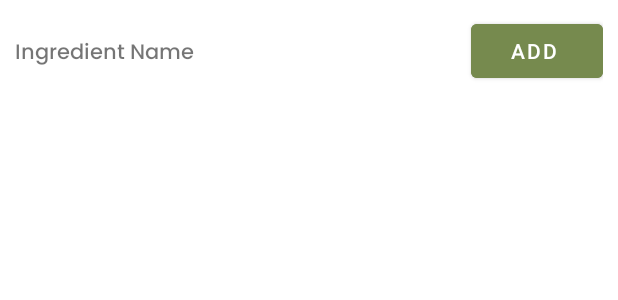
After one commit to pjagbuya/Fridge_MOBICOM, an Android app built with Jetpack Compose: the layout item_add_recipe_ingredient.xml on its own in the app's theme, with its tools: preview values and no code run, on a phone screen of 412 x 824 dp. The commit adds this screen. Shown: the top 300 px of the screen. Run offline under Robolectric (Android 15) with nearby library versions, the phone set to English and light mode, and no system bars; Roboto replaces fonts that are not available here.

Commit message:
working search ingredient in recipe form

```diff
--- a/app/src/main/java/com/mobdeve/agbuya/hallar/hong/fridge/Room/IngredientDao.kt
+++ b/app/src/main/java/com/mobdeve/agbuya/hallar/hong/fridge/Room/IngredientDao.kt
@@ -20,8 +20,10 @@ interface IngredientDao {
 
     @Query("SELECT * FROM IngredientEntity WHERE attachedContainerId = :containerId")
     suspend fun getIngredientsByContainer(containerId: Int): List<IngredientEntity>
+
     @Query("SELECT * FROM IngredientEntity")
     suspend fun getAllIngredients(): List<IngredientEntity>
+
     @Transaction
     suspend fun insertAndUpdateCapacity(ingredient: IngredientEntity) {
         insertIngredient(ingredient)
--- a/app/src/main/java/com/mobdeve/agbuya/hallar/hong/fridge/domain/RecipeModel.kt
+++ b/app/src/main/java/com/mobdeve/agbuya/hallar/hong/fridge/domain/RecipeModel.kt
@@ -31,7 +31,6 @@ data class RecipeModel(
         GRAM("gram"),
         KG("kg"),
         UNSPECIFIED("");
-
         override fun toString(): String = displayName
     }
 
--- a/app/src/main/java/com/mobdeve/agbuya/hallar/hong/fridge/fragment/AddRecipeForm.kt
+++ b/app/src/main/java/com/mobdeve/agbuya/hallar/hong/fridge/fragment/AddRecipeForm.kt
@@ -65,8 +65,7 @@ class AddRecipeFragment : Fragment() {
             binding.recipeNameEt.setText(recipe.name)
             binding.recipeDescriptionEt.setText(recipe.description)
             sharedViewModel.clearIngredients()
-            sharedViewModel.ingredients.value?.addAll(recipe.ingredients)
-            adapter.updateData(recipe.ingredients)
+            sharedViewModel.setIngredients(ArrayList(recipe.ingredients))
         }
     }
 
--- a/app/src/main/java/com/mobdeve/agbuya/hallar/hong/fridge/viewModel/SharedRecipeViewModel.kt
+++ b/app/src/main/java/com/mobdeve/agbuya/hallar/hong/fridge/viewModel/SharedRecipeViewModel.kt
@@ -26,6 +26,10 @@ class SharedRecipeViewModel : ViewModel() {
         }
     }
 
+    fun setIngredients(list: ArrayList<RecipeModel.RecipeIngredient>) {
+        _ingredients.value = list
+    }
+
     fun clearIngredients() {
         _ingredients.value = arrayListOf()
     }
--- /dev/null
+++ b/app/src/main/res/layout/item_add_recipe_ingredient.xml
@@ -0,0 +1,31 @@
+<?xml version="1.0" encoding="utf-8"?>
+<androidx.constraintlayout.widget.ConstraintLayout xmlns:android="http://schemas.android.com/apk/res/android"
+    xmlns:app="http://schemas.android.com/apk/res-auto"
+    android:layout_width="match_parent"
+    android:layout_height="match_parent">
+
+    <LinearLayout
+        android:layout_width="0dp"
+        android:layout_height="wrap_content"
+        android:orientation="horizontal"
+        android:padding="10dp"
+        app:layout_constraintEnd_toEndOf="parent"
+        app:layout_constraintStart_toStartOf="parent"
+        app:layout_constraintTop_toTopOf="parent">
+
+        <TextView
+            android:id="@+id/addIngredientNameTv"
+            android:layout_width="wrap_content"
+            android:layout_height="wrap_content"
+            android:layout_weight="1"
+            android:fontFamily="@font/poppins_medium"
+            android:text="Ingredient Name" />
+
+        <Button
+            android:id="@+id/addIngredientBtn"
+            android:layout_width="wrap_content"
+            android:layout_height="wrap_content"
+            android:backgroundTint="@color/light_green"
+            android:text="Add " />
+    </LinearLayout>
+</androidx.constraintlayout.widget.ConstraintLayout>
--- a/build.gradle.kts
+++ b/build.gradle.kts
@@ -1,6 +1,6 @@
 // Top-level build file where you can add configuration options common to all sub-projects/modules.
 plugins {
-    id("com.android.application") version "8.11.1" apply false
+    id("com.android.application") version "8.12.0" apply false
     id("org.jetbrains.kotlin.android") version "2.0.21" apply false
     id("org.jetbrains.kotlin.plugin.compose") version "2.0.21" apply false
     id("androidx.navigation.safeargs") version "2.9.2" apply false
```
Also changed, not shown: app/src/main/java/com/mobdeve/agbuya/hallar/hong/fridge/Mappers/RecipeMappers.kt (+10 -0 lines), app/src/main/java/com/mobdeve/agbuya/hallar/hong/fridge/Repository/IngredientRepository.kt (added, +11 -0 lines), app/src/main/java/com/mobdeve/agbuya/hallar/hong/fridge/adapter/SearchIngredientAdapter.kt (added, +35 -0 lines), app/src/main/java/com/mobdeve/agbuya/hallar/hong/fridge/fragment/AddIngredient.kt (+47 -0 lines), app/src/main/java/com/mobdeve/agbuya/hallar/hong/fridge/fragment/RecipeDetails.kt (+26 -3 lines), app/src/main/java/com/mobdeve/agbuya/hallar/hong/fridge/viewHolder/AddIngredientViewHolder.kt (added, +12 -0 lines), app/src/main/res/layout/fragment_add_ingredient.xml (+27 -18 lines), app/src/main/java/com/mobdeve/agbuya/hallar/hong/fridge/adapter/RecipeIngredientAdapter.kt (renamed from app/src/main/java/com/mobdeve/agbuya/hallar/hong/fridge/adapter/IngredientAdapter.kt).
